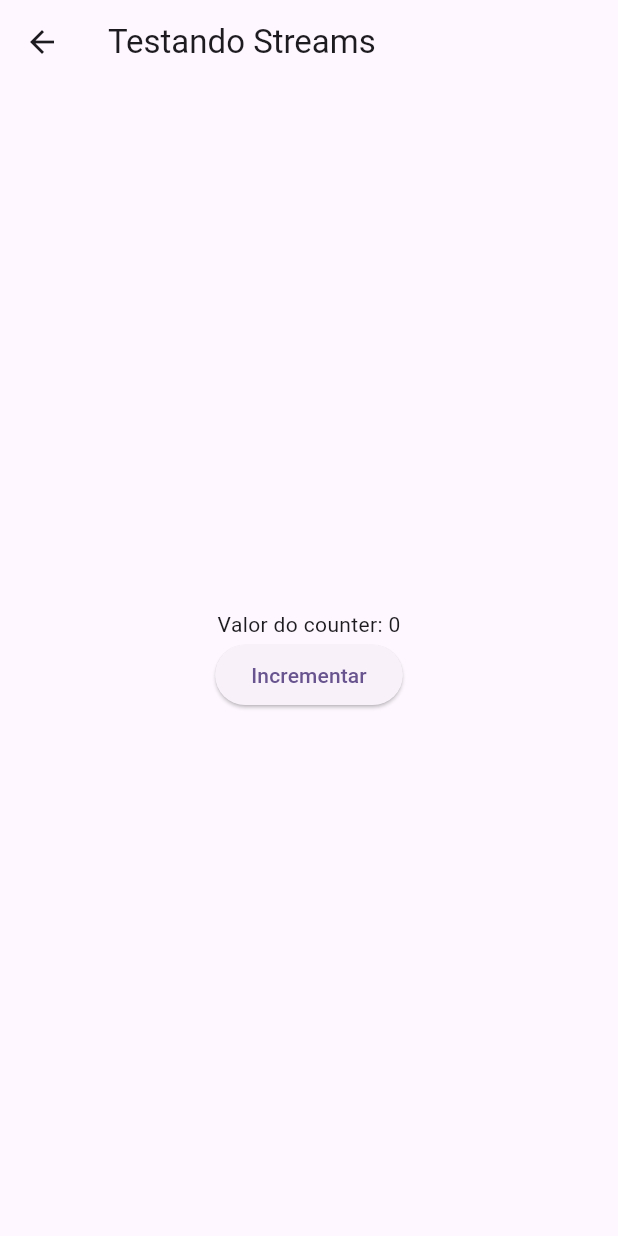
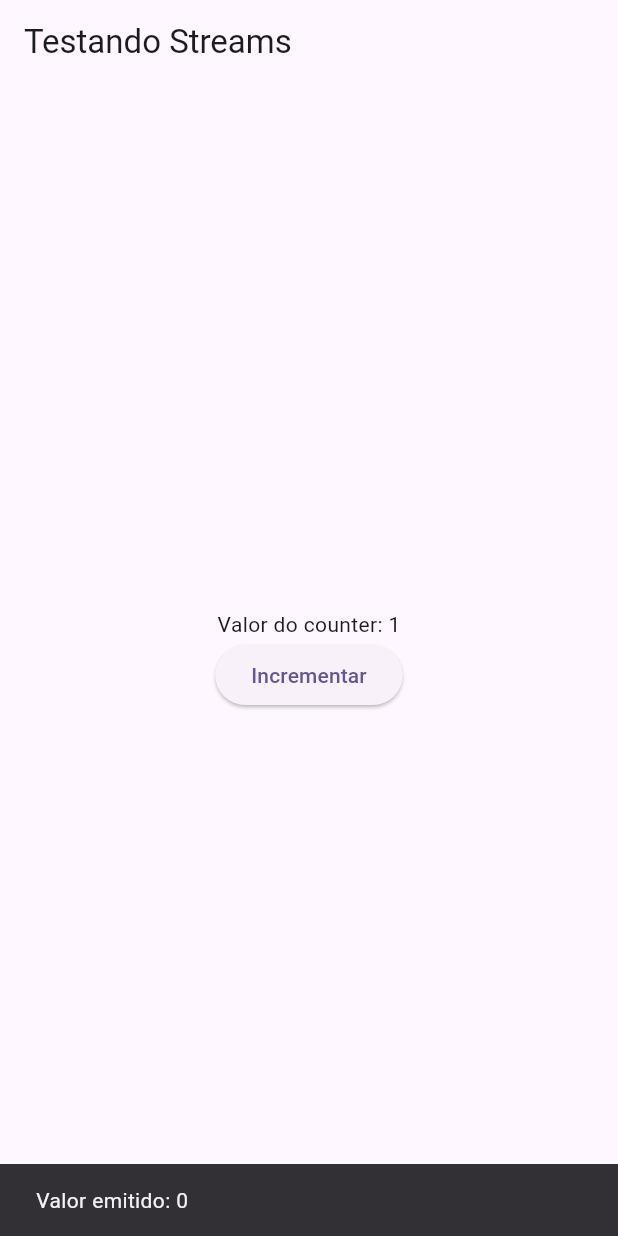
Before and after one commit to DanielVieira2828/gerenciamento_de_estado_mixins, a Flutter app: the StreamTest screen opened directly, after a tap on "Incrementar", on a phone screen of 412 x 824 dp. Run offline on Flutter 3.47's test engine with Material 3 defaults, Android fonts, the phone set to English and light mode, and no system bars.

Commit message:
project finished

```diff
--- /dev/null
+++ b/lib/builders/stream_notifier_builder.dart
@@ -0,0 +1,59 @@
+import 'dart:async';
+
+import 'package:criando_gerenciamento_estado/contracts/stream_notifier.dart';
+import 'package:flutter/material.dart';
+
+class StreamNotifierBuilder<T> extends StatefulWidget {
+  final IStreamNotifier<T> streamNotifier;
+  final Widget Function(BuildContext context, T state) builder;
+  final bool Function(T previous, T current)? buildWhen;
+  final void Function(BuildContext context, T state)? listen;
+
+  const StreamNotifierBuilder({
+    super.key,
+    required this.streamNotifier,
+    required this.builder,
+    this.buildWhen,
+    this.listen,
+  });
+
+  @override
+  State<StreamNotifierBuilder<T>> createState() =>
+      _StreamNotifierBuilderState<T>();
+}
+
+class _StreamNotifierBuilderState<T> extends State<StreamNotifierBuilder<T>> {
+  late StreamSubscription<T>? _streamSubscription;
+  late T _state;
+
+  @override
+  void initState() {
+    _state = widget.streamNotifier.state;
+    _streamSubscription = widget.streamNotifier.stream.listen((newData) {
+      if (_shouldRebuild(_state, newData)) {
+        if (mounted) {
+          widget.listen?.call(context, _state);
+          setState(() {});
+        }
+      }
+      _state = newData;
+    });
+    super.initState();
+  }
+
+  bool _shouldRebuild(T previous, T current) {
+    return widget.buildWhen?.call(previous, current) ?? true;
+  }
+
+  @override
+  Widget build(BuildContext context) {
+    return widget.builder(context, _state);
+  }
+
+  @override
+  void dispose() {
+    _streamSubscription?.cancel();
+    _streamSubscription = null;
+    super.dispose();
+  }
+}
--- a/lib/main.dart
+++ b/lib/main.dart
@@ -1,4 +1,5 @@
 import 'package:criando_gerenciamento_estado/pages/home.dart';
+import 'package:criando_gerenciamento_estado/pages/streamTest.dart';
 import 'package:flutter/material.dart';
 
 void main() {
@@ -17,7 +18,7 @@ class MyApp extends StatelessWidget {
         colorScheme: ColorScheme.fromSeed(seedColor: Colors.deepPurple),
         useMaterial3: true,
       ),
-      home: const MyHomePage(),
+      home: const StreamTest(),
     );
   }
 }
--- a/lib/pages/streamTest.dart
+++ b/lib/pages/streamTest.dart
@@ -1,5 +1,4 @@
-import 'dart:async';
-
+import 'package:criando_gerenciamento_estado/builders/stream_notifier_builder.dart';
 import 'package:criando_gerenciamento_estado/controllers/stream_notifier_imp.dart';
 import 'package:flutter/material.dart';
 
@@ -13,18 +12,9 @@ class StreamTest extends StatefulWidget {
 class _StreamTestState extends State<StreamTest> {
   final _counterNotifier = StreamNotifier(0);
 
-  late StreamSubscription<int>? _streamSubscription;
-
-  @override
-  void initState() {
-    _streamSubscription = _counterNotifier.stream.listen((newState) {
-      if (mounted) setState(() {});
-    });
-    super.initState();
-  }
-
   @override
   Widget build(BuildContext context) {
+    Theme.of(context);
     return Scaffold(
       appBar: AppBar(
         title: const Text("Testando Streams"),
@@ -33,23 +23,29 @@ class _StreamTestState extends State<StreamTest> {
         child: Column(
           mainAxisAlignment: MainAxisAlignment.center,
           children: [
-            Text("Valor do counter: ${_counterNotifier.state}"),
+            StreamNotifierBuilder(
+              listen: (context, state) {
+                ScaffoldMessenger.of(context).removeCurrentSnackBar();
+                ScaffoldMessenger.of(context).showSnackBar(
+                  SnackBar(
+                    content: Text("Valor emitido: $state"),
+                  ),
+                );
+              },
+              streamNotifier: _counterNotifier,
+              builder: (context, state) {
+                return Text("Valor do counter: ${_counterNotifier.state}");
+              },
+            ),
             ElevatedButton(
               onPressed: () {
-                _counterNotifier.emit(_counterNotifier.state);
+                _counterNotifier.emit(_counterNotifier.state + 1);
               },
-              child: Text("Incrementar"),
-            ),
+              child: const Text("Incrementar"),
+            )
           ],
         ),
       ),
     );
   }
-
-  @override
-  void dispose() {
-    _streamSubscription?.cancel();
-    _streamSubscription = null;
-    super.dispose();
-  }
 }
```
Also changed, not shown: pubspec.lock.
